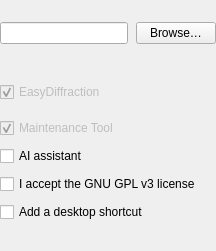
First picture: the form in tools/installer/AssistantForm.ui, repository enhantica/edi, before the edit.
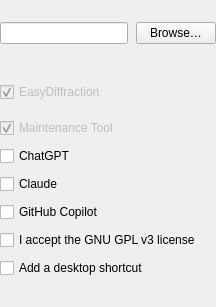
Second picture: the form after the edit.

Commit message: Offer ChatGPT, Claude and GitHub Copilot as installer checkboxes

Diff of the .ui file:
```diff
--- a/tools/installer/AssistantForm.ui
+++ b/tools/installer/AssistantForm.ui
@@ -330,7 +330,7 @@
       <item>
        <widget class="QCheckBox" name="AssistantCheckBox">
         <property name="text">
-         <string>AI assistant</string>
+         <string>ChatGPT</string>
         </property>
        </widget>
       </item>
@@ -347,6 +347,114 @@
      </layout>
     </widget>
    </item>
+   <item>
+    <widget class="QWidget" name="ClaudeRowGap">
+     <property name="minimumSize">
+      <size>
+       <width>0</width>
+       <height>8</height>
+      </size>
+     </property>
+     <property name="maximumSize">
+      <size>
+       <width>16777215</width>
+       <height>8</height>
+      </size>
+     </property>
+    </widget>
+   </item>
+   <item>
+    <widget class="QWidget" name="ClaudeBox">
+     <layout class="QHBoxLayout" name="ClaudeRow">
+      <property name="spacing">
+       <number>8</number>
+      </property>
+      <property name="leftMargin">
+       <number>0</number>
+      </property>
+      <property name="topMargin">
+       <number>0</number>
+      </property>
+      <property name="rightMargin">
+       <number>0</number>
+      </property>
+      <property name="bottomMargin">
+       <number>0</number>
+      </property>
+      <item>
+       <widget class="QCheckBox" name="ClaudeCheckBox">
+        <property name="text">
+         <string>Claude</string>
+        </property>
+       </widget>
+      </item>
+      <item>
+       <spacer name="ClaudeSizeSpacer">
+        <property name="orientation">
+         <enum>Qt::Horizontal</enum>
+        </property>
+       </spacer>
+      </item>
+      <item>
+       <widget class="QLabel" name="ClaudeSizeLabel"/>
+      </item>
+     </layout>
+    </widget>
+   </item>
+   <item>
+    <widget class="QWidget" name="CopilotRowGap">
+     <property name="minimumSize">
+      <size>
+       <width>0</width>
+       <height>8</height>
+      </size>
+     </property>
+     <property name="maximumSize">
+      <size>
+       <width>16777215</width>
+       <height>8</height>
+      </size>
+     </property>
+    </widget>
+   </item>
+   <item>
+    <widget class="QWidget" name="CopilotBox">
+     <layout class="QHBoxLayout" name="CopilotRow">
+      <property name="spacing">
+       <number>8</number>
+      </property>
+      <property name="leftMargin">
+       <number>0</number>
+      </property>
+      <property name="topMargin">
+       <number>0</number>
+      </property>
+      <property name="rightMargin">
+       <number>0</number>
+      </property>
+      <property name="bottomMargin">
+       <number>0</number>
+      </property>
+      <item>
+       <widget class="QCheckBox" name="CopilotCheckBox">
+        <property name="text">
+         <string>GitHub Copilot</string>
+        </property>
+       </widget>
+      </item>
+      <item>
+       <spacer name="CopilotSizeSpacer">
+        <property name="orientation">
+         <enum>Qt::Horizontal</enum>
+        </property>
+       </spacer>
+      </item>
+      <item>
+       <widget class="QLabel" name="CopilotSizeLabel"/>
+      </item>
+     </layout>
+    </widget>
+   </item>
    <item>
     <widget class="QWidget" name="LicenseRowGap">
      <property name="minimumSize">
```
Left out of the diff: 7 changed lines with no effect on the pictures. The commit also changes 5 other files.
